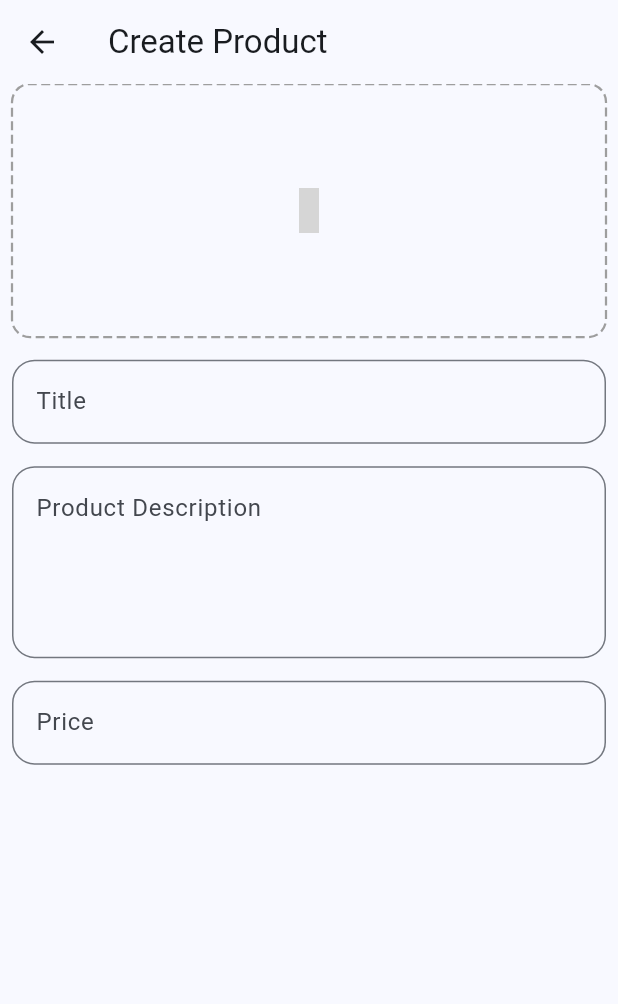
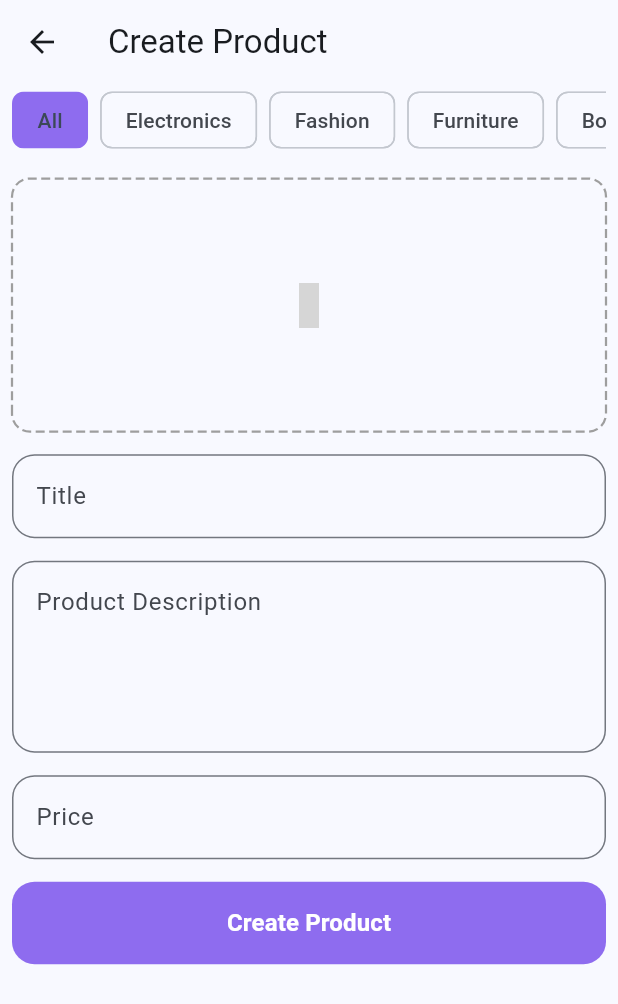
Before and after one commit to MujahidAmin1/shopify, a Flutter app: the CreateProduct screen opened directly, on a phone screen of 412 x 824 dp. Shown: the top 1004 px of the screen. Run offline on Flutter 3.47's test engine with Material 3 defaults, Android fonts, the phone set to English and light mode, and no system bars; drawn by our look-alikes of dotted_border; our stand-ins replace cloud_firestore, firebase_auth, firebase_core, flutter_spinkit, google_sign_in, iconsax_flutter and 1 more; accounts and stored records are empty; network calls fail; grey boxes are pictures that could not be loaded.

Commit message:
added buttons

```diff
--- a/lib/services/database/database.dart
+++ b/lib/services/database/database.dart
@@ -20,8 +20,8 @@ class DatabaseService {
     }
   }
 
-  FutureVoid createProduct(Product product) async {
-    final productDoc = FirebaseFirestore.instance.collection("products").doc();
+  FutureVoid createProduct({required Product product}) async {
+    final productDoc = FirebaseFirestore.instance.collection("products").doc(product.productId);
     final newProd = Product(
       productId: productDoc.id,
       ownerId: product.ownerId,
--- a/lib/views/screens/create_product.dart
+++ b/lib/views/screens/create_product.dart
@@ -1,9 +1,13 @@
 import 'dart:io';
 
 import 'package:dotted_border/dotted_border.dart';
+import 'package:firebase_auth/firebase_auth.dart';
 import 'package:flutter/material.dart';
 import 'package:iconsax_flutter/iconsax_flutter.dart';
 import 'package:image_picker/image_picker.dart';
+import 'package:shopify/models/product.dart';
+import 'package:shopify/services/database/database.dart';
+import 'package:uuid/uuid.dart';
 import '../widgets/imgBuildIconBtn.dart';
 
 class CreateProduct extends StatefulWidget {
@@ -14,6 +18,8 @@ class CreateProduct extends StatefulWidget {
 }
 
 class _CreateProductState extends State<CreateProduct> {
+  DatabaseService database = DatabaseService();
+  FirebaseAuth auth = FirebaseAuth.instance;
   late TextEditingController titleController;
   late TextEditingController descriptionController;
   late TextEditingController priceController;
@@ -81,6 +87,7 @@ class _CreateProductState extends State<CreateProduct> {
 
   @override
   Widget build(BuildContext context) {
+    int selectedIndex = 0;
     var width = MediaQuery.of(context).size.width;
     var height = MediaQuery.of(context).size.height;
     return Scaffold(
@@ -92,6 +99,28 @@ class _CreateProductState extends State<CreateProduct> {
         child: Column(
           spacing: 15,
           children: [
+            SingleChildScrollView(
+              scrollDirection: Axis.horizontal,
+              child: Row(
+                spacing: 8,
+                children: Category.values
+                    .map(
+                      (value) => ChoiceChip(
+                        showCheckmark: false,
+                        selectedColor: Color(0xff8E6CEF),
+                        label: Text("${value.name[0].toUpperCase()}${value.name.substring(1)}"),
+                        selected: selectedIndex == value.index,
+                        onSelected: (bool selected) {
+                          setState(() {
+                            selectedIndex =
+                                selected ? value.index : selectedIndex;
+                          });
+                        },
+                      ),
+                    )
+                    .toList(),
+              ),
+            ),
             _selectedImages!.isEmpty
                 ? Center(
                     child: GestureDetector(
@@ -215,6 +244,26 @@ class _CreateProductState extends State<CreateProduct> {
                 ),
               ),
             ),
+            SizedBox(
+              width: double
+                  .infinity,
+              child: FilledButton(
+                onPressed: () {
+                  database.createProduct(product: Product(productId: Uuid().v4(), ownerId: auth.currentUser!.uid, title: titleController.text, description: descriptionController.text, price: double.parse(priceController.text), category: Category.values[selectedIndex].name, isAvailable: true, datePosted: DateTime.now(), imageUrls: imageUrls,));
+                },
+                style: FilledButton.styleFrom(
+                  backgroundColor: Color(0xff8E6CEF),
+                  padding: EdgeInsets.symmetric(vertical: 16),
+                  shape: RoundedRectangleBorder(
+                    borderRadius: BorderRadius.circular(15),
+                  ),
+                ),
+                child: Text(
+                  'Create Product',
+                  style: TextStyle(fontSize: 16, fontWeight: FontWeight.bold),
+                ),
+              ),
+            ),
           ],
         ),
       ),
```
